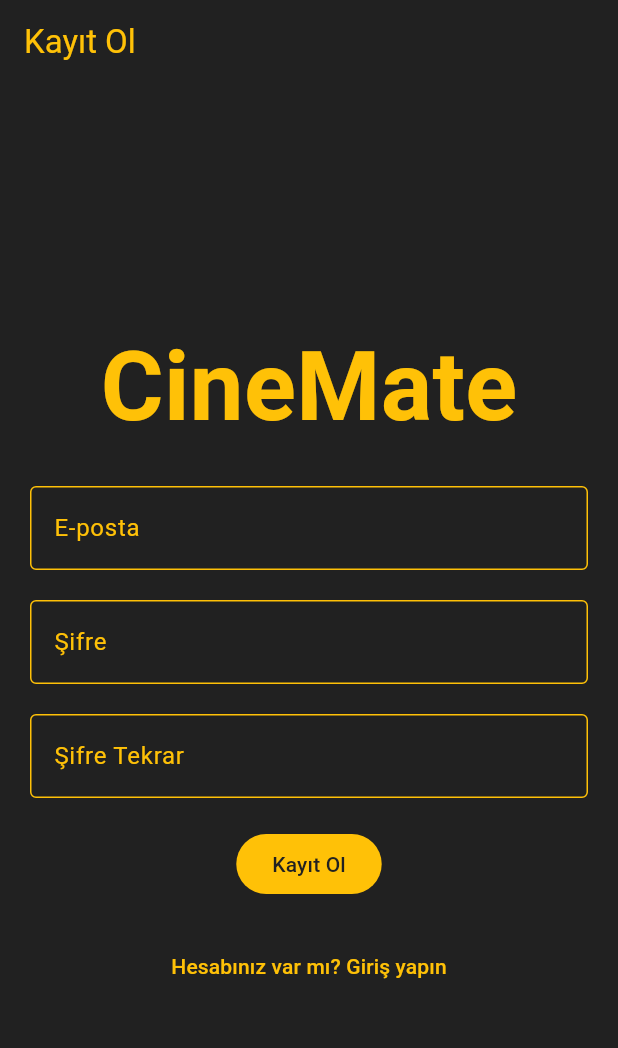
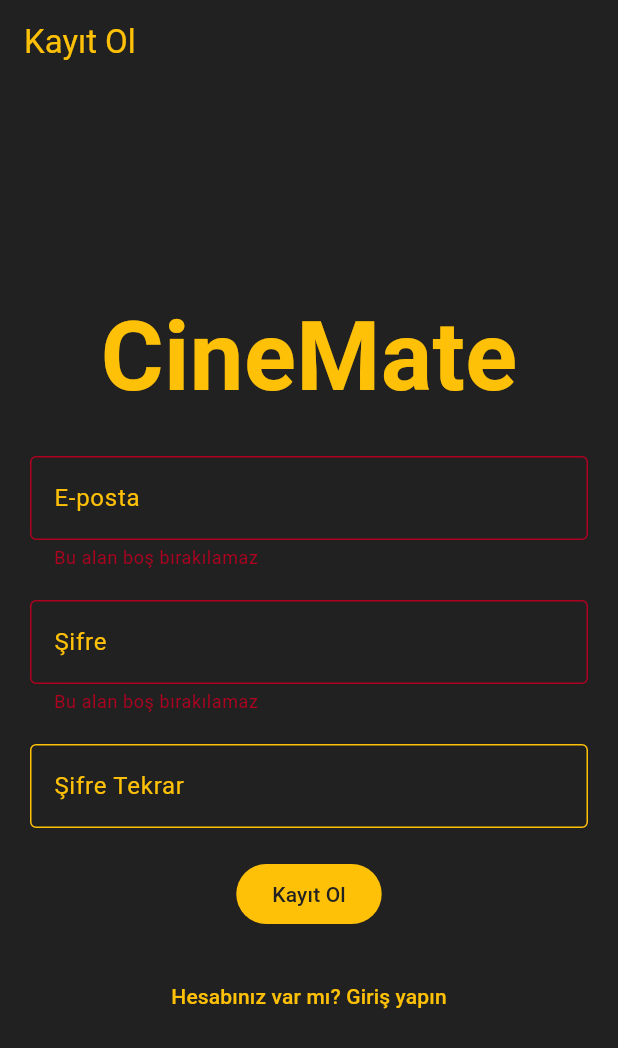
Before and after one commit to ysntopbas/cinematev2, a Flutter app: the screen it shows after launch, after a tap on "Hesabınız yok mu? Kayıt olun", after a tap on "Kayıt Ol", on a phone screen of 412 x 824 dp. Shown: the top 1048 px of the screen. Run offline on Flutter 3.47's test engine with Material 3 defaults, Android fonts, the phone set to English and light mode, and no system bars; our stand-ins replace firebase_auth, firebase_core, google_fonts; accounts and stored records are empty; generated files the repository leaves out were written again; network calls fail.

Commit message:
feat: implement form validation and authentication flow in registration and login pages

```diff
--- /dev/null
+++ b/devtools_options.yaml
@@ -0,0 +1,3 @@
+description: This file stores settings for Dart & Flutter DevTools.
+documentation: https://docs.flutter.dev/tools/devtools/extensions#configure-extension-enablement-states
+extensions:
--- /dev/null
+++ b/lib/core/validation_helper.dart
@@ -0,0 +1,21 @@
+class ValidationHelper {
+  static String? isEmailValid(String? email) {
+    if (email == null || email.isEmpty) {
+      return 'Bu alan boş bırakılamaz';
+    }
+    if (!RegExp(r'^[\w-\.]+@([\w-]+\.)+[\w-]{2,4}$').hasMatch(email)) {
+      return 'Geçerli bir e-posta adresi girin';
+    }
+    return null;
+  }
+
+  static String? isPasswordValid(String? password) {
+    if (password == null || password.isEmpty) {
+      return 'Bu alan boş bırakılamaz';
+    }
+    if (password.length < 6) {
+      return 'Şifre en az 6 karakter olmalıdır';
+    }
+    return null;
+  }
+}
--- a/lib/main.dart
+++ b/lib/main.dart
@@ -45,7 +45,17 @@ class MyApp extends StatelessWidget {
           },
         ),
         routes: {
-          '/register': (context) => const RegisterPage(),
+          '/register': (context) {
+            return Consumer<AuthProvider>(
+              builder: (context, value, child) {
+                if (value.isAuthenticated) {
+                  return const HomePage();
+                } else {
+                  return const RegisterPage();
+                }
+              },
+            );
+          },
           '/home': (context) => const HomePage(),
         },
       ),
--- a/lib/screens/home_page.dart
+++ b/lib/screens/home_page.dart
@@ -15,6 +15,7 @@ class HomePage extends StatelessWidget {
             icon: const Icon(Icons.exit_to_app),
             onPressed: () {
               context.read<AuthProvider>().logout();
+              Navigator.pushReplacementNamed(context, '/');
             },
           ),
         ],
--- a/lib/screens/login_page.dart
+++ b/lib/screens/login_page.dart
@@ -1,3 +1,4 @@
+import 'package:cinematev2/core/validation_helper.dart';
 import 'package:cinematev2/providers/auth_provider.dart' as local_auth;
 import 'package:cinematev2/widgets/text_field_widget.dart';
 import 'package:firebase_auth/firebase_auth.dart';
@@ -50,16 +51,7 @@ class _LoginPageState extends State<LoginPage> {
             Form(
               autovalidateMode: AutovalidateMode.always,
               child: TextFieldWidget(
-                validator: (value) {
-                  if (value == null || value.isEmpty) {
-                    return 'Bu alan boş bırakılamaz';
-                  }
-                  if (!RegExp(r'^[\w-\.]+@([\w-]+\.)+[\w-]{2,4}$')
-                      .hasMatch(value)) {
-                    return 'Geçerli bir e-posta adresi girin';
-                  }
-                  return null;
-                },
+                validator: ValidationHelper.isEmailValid,
                 contr: _emailController,
                 hintText: "E-posta",
                 keyboardType: TextInputType.emailAddress,
@@ -68,15 +60,7 @@ class _LoginPageState extends State<LoginPage> {
             Form(
               autovalidateMode: AutovalidateMode.always,
               child: TextFieldWidget(
-                  validator: (value) {
-                    if (value == null || value.isEmpty) {
-                      return 'Bu alan boş bırakılamaz';
-                    }
-                    if (value.length < 6) {
-                      return 'Şifre en az 6 karakter olmalıdır';
-                    }
-                    return null;
-                  },
+                  validator: ValidationHelper.isPasswordValid,
                   contr: _passwordController,
                   hintText: "Şifre",
                   obscureText: true,
--- a/lib/screens/register_page.dart
+++ b/lib/screens/register_page.dart
@@ -1,3 +1,4 @@
+import 'package:cinematev2/core/validation_helper.dart';
 import 'package:cinematev2/providers/auth_provider.dart';
 import 'package:cinematev2/widgets/text_field_widget.dart';
 import 'package:flutter/material.dart';
@@ -15,11 +16,13 @@ class _RegisterPageState extends State<RegisterPage> {
   late final TextEditingController _emailController;
 
   late final TextEditingController _passwordController;
+  late final TextEditingController _passwordControllerConfirm;
 
   @override
   void initState() {
     _emailController = TextEditingController();
     _passwordController = TextEditingController();
+    _passwordControllerConfirm = TextEditingController();
     super.initState();
   }
 
@@ -27,6 +30,7 @@ class _RegisterPageState extends State<RegisterPage> {
   void dispose() {
     _emailController.dispose();
     _passwordController.dispose();
+    _passwordControllerConfirm.dispose();
     super.dispose();
   }
 
@@ -47,28 +51,43 @@ class _RegisterPageState extends State<RegisterPage> {
                   fontSize: 64,
                   fontWeight: FontWeight.bold,
                 )),
-            TextFieldWidget(
+            Form(
+              autovalidateMode: AutovalidateMode.always,
+              child: TextFieldWidget(
+                  validator: ValidationHelper.isEmailValid,
                   contr: _emailController,
                   hintText: "E-posta",
                   keyboardType: TextInputType.emailAddress),
-            TextFieldWidget(
+            ),
+            Form(
+              autovalidateMode: AutovalidateMode.always,
+              child: TextFieldWidget(
+                  validator: ValidationHelper.isPasswordValid,
                   contr: _passwordController,
                   hintText: "Şifre",
                   obscureText: true,
                   keyboardType: TextInputType.visiblePassword),
-            TextFieldWidget(
+            ),
+            Form(
+              autovalidateMode: AutovalidateMode.always,
+              child: TextFieldWidget(
+                  contr: _passwordControllerConfirm,
+                  validator: (value) {
+                    if (value != _passwordController.text) {
+                      return 'Şifreler uyuşmuyor';
+                    }
+                    return null;
+                  },
                   hintText: "Şifre Tekrar",
                   obscureText: true,
                   keyboardType: TextInputType.visiblePassword),
+            ),
             FilledButton(
               onPressed: () {
                 context.read<AuthProvider>().register(
                       _emailController.text,
                       _passwordController.text,
                     );
-                context.read<AuthProvider>().isAuthenticated
-                    ? Navigator.pushNamed(context, '/')
-                    : null;
               },
               child: Text('Kayıt Ol'),
             ),
```
Lines whose indentation alone changed are shown as unchanged.
